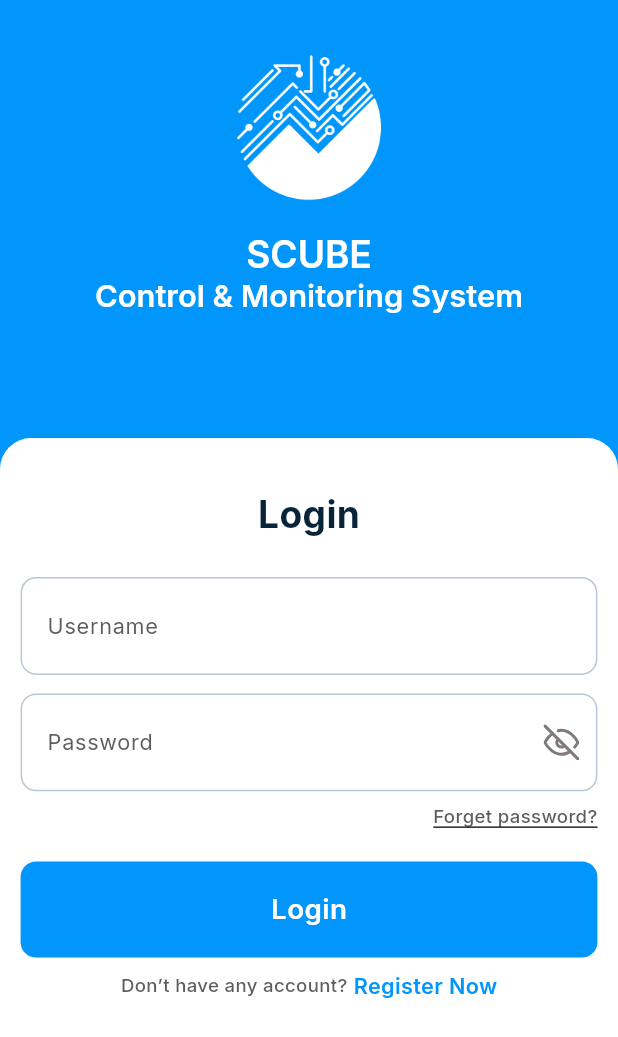
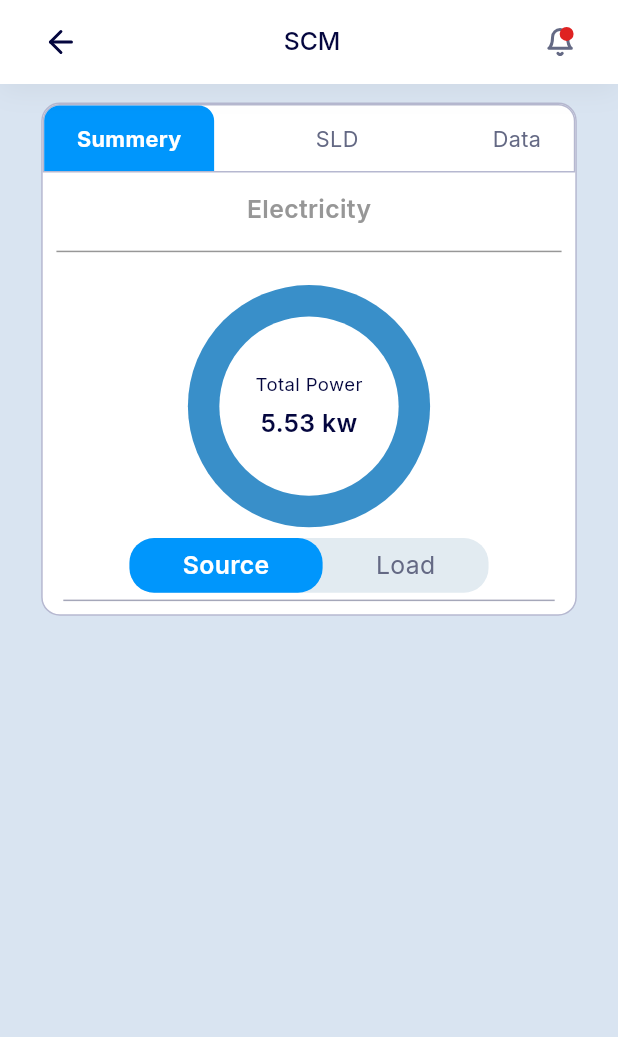
Before and after one commit to RubaidSM09/scube_task_app, a Flutter app: the screen it shows after launch, after a tap on "Login", on a phone screen of 412 x 824 dp. Shown: the top 1037 px of the screen. Run offline on Flutter 3.47's test engine with Material 3 defaults, Android fonts, the phone set to English and light mode, and no system bars; our stand-ins replace flutter_screenutil, flutter_svg, get, google_fonts.

Commit message:
dashboard screen half done

```diff
--- /dev/null
+++ b/lib/app/modules/dashboard/bindings/dashboard_binding.dart
@@ -0,0 +1,12 @@
+import 'package:get/get.dart';
+
+import '../controllers/dashboard_controller.dart';
+
+class DashboardBinding extends Bindings {
+  @override
+  void dependencies() {
+    Get.lazyPut<DashboardController>(
+      () => DashboardController(),
+    );
+  }
+}
--- /dev/null
+++ b/lib/app/modules/dashboard/controllers/dashboard_controller.dart
@@ -0,0 +1,31 @@
+import 'package:get/get.dart';
+
+class DashboardController extends GetxController {
+  RxList<RxBool> selectedTopTab = [true.obs, false.obs, false.obs].obs;
+  RxBool isSourceSelected = true.obs;
+
+  void selectTopTab(int index){
+    for (int i=0; i<selectedTopTab.length; i++) {
+      if (i == index) {
+        selectedTopTab[i].value = true;
+      } else {
+        selectedTopTab[i].value = false;
+      }
+    }
+  }
+
+  @override
+  void onInit() {
+    super.onInit();
+  }
+
+  @override
+  void onReady() {
+    super.onReady();
+  }
+
+  @override
+  void onClose() {
+    super.onClose();
+  }
+}
--- /dev/null
+++ b/lib/app/modules/dashboard/views/dashboard_view.dart
@@ -0,0 +1,219 @@
+import 'package:flutter/material.dart';
+import 'package:flutter_screenutil/flutter_screenutil.dart';
+import 'package:flutter_svg/flutter_svg.dart';
+
+import 'package:get/get.dart';
+import 'package:scube_task_app/common/app_colors.dart';
+import 'package:scube_task_app/common/custom_fonts.dart';
+import 'package:scube_task_app/common/widgets/dashboard/top_tab.dart';
+import 'package:scube_task_app/common/widgets/scube_appbar.dart';
+
+import '../controllers/dashboard_controller.dart';
+
+class DashboardView extends GetView<DashboardController> {
+  const DashboardView({super.key});
+  @override
+  Widget build(BuildContext context) {
+    Get.put(DashboardController());
+
+    return Scaffold(
+      appBar: PreferredSize(
+        preferredSize: Size.fromHeight(kToolbarHeight),
+        child: ScubeAppbar(),
+      ),
+      body: SafeArea(
+        child: Padding(
+          padding: EdgeInsets.symmetric(horizontal: 24.w,),
+          child: SingleChildScrollView(
+            child: Column(
+              children: [
+                SizedBox(height: 12.h,),
+
+                Container(
+                  decoration: BoxDecoration(
+                    color: AppColors.scubeWhite,
+                    borderRadius: BorderRadius.circular(12.r),
+                    border: Border.all(
+                      color: AppColors.containerBorder,
+                    ),
+                  ),
+                  child: Column(
+                    children: [
+                      Container(
+                        decoration: BoxDecoration(
+                          borderRadius: BorderRadius.only(
+                            topRight: Radius.circular(11.r),
+                            topLeft: Radius.circular(11.r),
+                          ),
+                          border: Border.all(
+                            color: AppColors.containerBorder,
+                          ),
+                        ),
+                        child: Row(
+                          mainAxisAlignment: MainAxisAlignment.spaceBetween,
+                          children: [
+                            TopTab(
+                              index: 0,
+                              text: 'Summery',
+                              isSelected: controller.selectedTopTab[0],
+                              select: controller.selectTopTab,
+                            ),
+
+                            TopTab(
+                              index: 1,
+                              text: 'SLD',
+                              isSelected: controller.selectedTopTab[1],
+                              select: controller.selectTopTab,
+                            ),
+
+                            TopTab(
+                              index: 2,
+                              text: 'Data',
+                              isSelected: controller.selectedTopTab[2],
+                              select: controller.selectTopTab,
+                            ),
+                          ],
+                        ),
+                      ),
+
+                      SizedBox(height: 12.h,),
+
+                      Text(
+                        'Electricity',
+                        style: h2.copyWith(
+                          fontSize: 16.sp,
+                          color: AppColors.dashboardText2,
+                        ),
+                      ),
+
+                      SizedBox(height: 8.h,),
+
+                      Padding(
+                        padding: EdgeInsets.symmetric(horizontal: 8.w,),
+                        child: Divider(color: AppColors.dashboardText2,),
+                      ),
+
+                      SizedBox(height: 14.h,),
+
+                      Container(
+                        padding: EdgeInsets.all((150*(1-0.7286)/2).r),
+                        decoration: BoxDecoration(
+                          shape: BoxShape.circle,
+                          color: AppColors.dashboardCircularContainerBlue,
+                        ),
+                        child: Container(
+                          padding: EdgeInsets.all(35.645.r),
+                          decoration: BoxDecoration(
+                            shape: BoxShape.circle,
+                            color: AppColors.scubeWhite,
+                          ),
+                          child: Column(
+                            spacing: 4.h,
+                            children: [
+                              Text(
+                                'Total Power',
+                                style: h4.copyWith(
+                                  fontSize: 12.sp,
+                                  color: AppColors.appBarForeground,
+                                ),
+                              ),
+
+                              Text(
+                                '5.53 kw',
+                                style: h2.copyWith(
+                                  fontSize: 16.sp,
+                                  color: AppColors.appBarForeground,
+                                ),
+                              ),
+                            ],
+                          ),
+                        ),
+                      ),
+
+                      SizedBox(height: 7.h,),
+
+                      Obx(() {
+                        return Container(
+                          decoration: BoxDecoration(
+                            color: AppColors.dashboardContainerBg.withOpacity(
+                                0.2),
+                            borderRadius: BorderRadius.circular(16.r),
+                          ),
+                          child: Row(
+                            mainAxisSize: MainAxisSize.min,
+                            children: [
+                              GestureDetector(
+                                onTap: () {
+                                  controller.isSourceSelected.value = true;
+                                },
+                                child: Container(
+                                  padding: EdgeInsets.symmetric(
+                                    horizontal: 31.w, vertical: 6.h,),
+                                  decoration: BoxDecoration(
+                                    color: controller.isSourceSelected.value
+                                        ? AppColors.loginBackground
+                                        : AppColors.scubeTransparent,
+                                    borderRadius: BorderRadius.circular(16.r),
+                                  ),
+                                  child: Text(
+                                    'Source',
+                                    style: controller.isSourceSelected.value ? h2.copyWith(
+                                      color: AppColors.scubeWhite,
+                                      fontSize: 16.sp,
+                                    ) : h4.copyWith(
+                                      color: AppColors.dashboardText,
+                                      fontSize: 16.sp,
+                                    ),
+                                  ),
+                                ),
+                              ),
+
+                              GestureDetector(
+                                onTap: () {
+                                  controller.isSourceSelected.value = false;
+                                },
+                                child: Container(
+                                  padding: EdgeInsets.symmetric(
+                                    horizontal: 31.w, vertical: 6.h,),
+                                  decoration: BoxDecoration(
+                                    color: !controller.isSourceSelected.value
+                                        ? AppColors.loginBackground
+                                        : AppColors.scubeTransparent,
+                                    borderRadius: BorderRadius.circular(16.r),
+                                  ),
+                                  child: Text(
+                                    'Load',
+                                    style: !controller.isSourceSelected.value ? h2.copyWith(
+                                      color: AppColors.scubeWhite,
+                                      fontSize: 16.sp,
+                                    ) : h4.copyWith(
+                                      color: AppColors.dashboardText,
+                                      fontSize: 16.sp,
+                                    ),
+                                  ),
+                                ),
+                              ),
+                            ],
+                          ),
+                        );
+                      }),
+
+                      SizedBox(height: 4.h,),
+
+                      Padding(
+                        padding: EdgeInsets.symmetric(horizontal: 12.w,),
+                        child: Divider(color: AppColors.dividerColor, height: 2.h,),
+                      ),
+
+                      SizedBox(height: 8.h,),
+                    ],
+                  ),
+                ),
+              ],
+            ),
+          ),
+        ),
+      ),
+    );
+  }
+}
--- a/lib/app/modules/login/views/login_view.dart
+++ b/lib/app/modules/login/views/login_view.dart
@@ -3,6 +3,7 @@ import 'package:flutter_screenutil/flutter_screenutil.dart';
 import 'package:flutter_svg/flutter_svg.dart';
 
 import 'package:get/get.dart';
+import 'package:scube_task_app/app/modules/dashboard/views/dashboard_view.dart';
 import 'package:scube_task_app/common/app_colors.dart';
 import 'package:scube_task_app/common/custom_fonts.dart';
 import 'package:scube_task_app/common/widgets/custom_button.dart';
@@ -121,7 +122,7 @@ class LoginView extends GetView<LoginController> {
                               SizedBox(height: 20.h,),
 
                               CustomButton(
-                                onTap: () {  },
+                                onTap: () => Get.to(DashboardView()),
                                 padding: EdgeInsets.symmetric(vertical: 18.h,),
                                 color: AppColors.loginBackground,
                                 buttonContent: Row(
--- a/lib/app/routes/app_pages.dart
+++ b/lib/app/routes/app_pages.dart
@@ -1,5 +1,7 @@
 import 'package:get/get.dart';
 
+import '../modules/dashboard/bindings/dashboard_binding.dart';
+import '../modules/dashboard/views/dashboard_view.dart';
 import '../modules/home/bindings/home_binding.dart';
 import '../modules/home/views/home_view.dart';
 import '../modules/login/bindings/login_binding.dart';
@@ -23,5 +25,10 @@ class AppPages {
       page: () => const LoginView(),
       binding: LoginBinding(),
     ),
+    GetPage(
+      name: _Paths.DASHBOARD,
+      page: () => const DashboardView(),
+      binding: DashboardBinding(),
+    ),
   ];
 }
--- a/lib/app/routes/app_routes.dart
+++ b/lib/app/routes/app_routes.dart
@@ -5,10 +5,12 @@ abstract class Routes {
   Routes._();
   static const HOME = _Paths.HOME;
   static const LOGIN = _Paths.LOGIN;
+  static const DASHBOARD = _Paths.DASHBOARD;
 }
 
 abstract class _Paths {
   _Paths._();
   static const HOME = '/home';
   static const LOGIN = '/login';
+  static const DASHBOARD = '/dashboard';
 }
--- a/lib/common/app_colors.dart
+++ b/lib/common/app_colors.dart
@@ -10,6 +10,16 @@ class AppColors {
   static const Color loginText2 = Color(0xFF5E5E5E);
   static const Color loginBorder = Color(0xFFB9C6D6);
 
+  /// Dashboard Screen
+  static const Color containerBorder = Color(0xFFB6B8D0);
+  static const Color dashboardText = Color(0xFF646984);
+  static const Color dashboardText2 = Color(0xFF979797);
+  static const Color dashboardCircularContainerBlue = Color(0xFF398FC9);
+  static const Color dashboardContainerBg = Color(0xFF6C99B8);
+  static const Color dividerColor = Color(0xFFA5A7B9);
+
   /// MISC
   static const Color scubeWhite = Colors.white;
+  static const Color scubeBlack = Colors.black;
+  static const Color scubeTransparent = Colors.transparent;
 }
--- /dev/null
+++ b/lib/common/widgets/dashboard/top_tab.dart
@@ -0,0 +1,50 @@
+import 'package:flutter/material.dart';
+import 'package:flutter_screenutil/flutter_screenutil.dart';
+import 'package:get/get.dart';
+
+import '../../app_colors.dart';
+import '../../custom_fonts.dart';
+
+class TopTab extends StatelessWidget {
+  final int index;
+  final String text;
+  final RxBool isSelected;
+  final void Function(int)? select;
+
+  const TopTab({
+    required this.index,
+    required this.text,
+    required this.isSelected,
+    required this.select,
+    super.key
+  });
+
+  @override
+  Widget build(BuildContext context) {
+    return Obx(() {
+      return GestureDetector(
+        onTap: () => select?.call(index),
+        child: Container(
+          padding: EdgeInsets.symmetric(horizontal: 19.w, vertical: 11.h,),
+          decoration: BoxDecoration(
+            color: isSelected.value ? AppColors.loginBackground : AppColors.scubeTransparent,
+            borderRadius: BorderRadius.only(
+              topLeft: Radius.circular(10.r),
+              topRight: Radius.circular(10.r),
+            ),
+          ),
+          child: Text(
+            text,
+            style: isSelected.value ? h1.copyWith(
+              fontSize: 14.sp,
+              color: AppColors.scubeWhite,
+            ) : h4.copyWith(
+              fontSize: 14.sp,
+              color: AppColors.dashboardText,
+            ),
+          ),
+        ),
+      );
+    });
+  }
+}
--- /dev/null
+++ b/lib/common/widgets/scube_appbar.dart
@@ -0,0 +1,76 @@
+import 'package:flutter/material.dart';
+import 'package:flutter_screenutil/flutter_screenutil.dart';
+import 'package:flutter_svg/svg.dart';
+import 'package:get/get.dart';
+
+import '../app_colors.dart';
+import '../custom_fonts.dart';
+
+class ScubeAppbar extends StatelessWidget {
+  const ScubeAppbar({super.key});
+
+  @override
+  Widget build(BuildContext context) {
+    return Container(
+      width: double.infinity,
+      padding: EdgeInsets.symmetric(horizontal: 25.w,),
+      decoration: BoxDecoration(
+        color: AppColors.scubeWhite,
+        boxShadow: [
+          BoxShadow(
+            color: AppColors.scubeBlack.withOpacity(0.05),
+            blurRadius: 14.r,
+            offset: Offset(0.w, 4.h),
+          ),
+        ],
+      ),
+      child: AppBar(
+        scrolledUnderElevation: 0,
+        titleSpacing: 0,
+        automaticallyImplyLeading: false,
+        title: Row(
+          mainAxisAlignment: MainAxisAlignment.spaceBetween,
+          children: [
+            GestureDetector(
+              onTap: () => Get.back(),
+              child: SvgPicture.asset(
+                'assets/appbar/arrow-left.svg',
+              ),
+            ),
+
+            Text(
+              'SCM',
+              style: h3.copyWith(
+                fontSize: 16.sp,
+              ),
+            ),
+
+            GestureDetector(
+              onTap: () {  },
+              child: Stack(
+                clipBehavior: Clip.none,
+                children: [
+                  SvgPicture.asset(
+                    'assets/appbar/bell.svg',
+                  ),
+
+                  Positioned(
+                    left: 8.5.w,
+                    child: Container(
+                      padding: EdgeInsets.all(4.5.r),
+                      decoration: BoxDecoration(
+                        shape: BoxShape.circle,
+                        color: Color(0xFFDF2222),
+                      ),
+                    ),
+                  )
+                ],
+              ),
+            ),
+          ],
+        ),
+        centerTitle: true,
+      ),
+    );
+  }
+}
--- a/pubspec.yaml
+++ b/pubspec.yaml
@@ -68,6 +68,7 @@ flutter:
 
   assets:
     - assets/login/
+    - assets/appbar/
 
   # An image asset can refer to one or more resolution-specific "variants", see
   # https://flutter.dev/to/resolution-aware-images
```
Also changed, not shown: assets/appbar/arrow-left.svg (added), assets/appbar/bell.svg (added).
